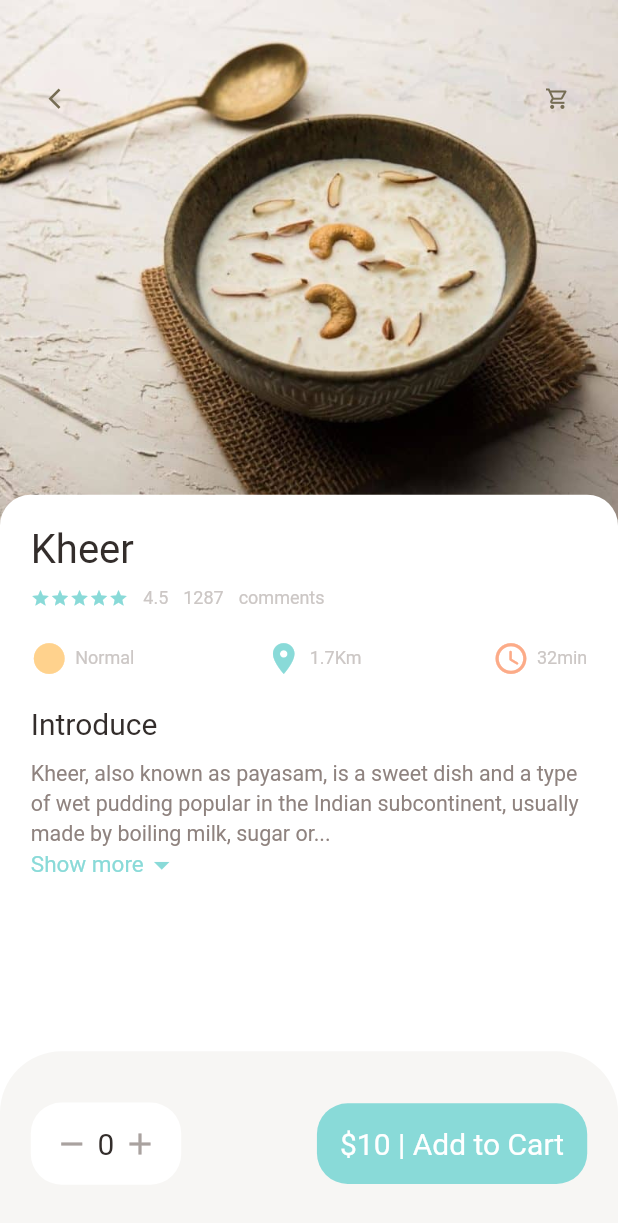
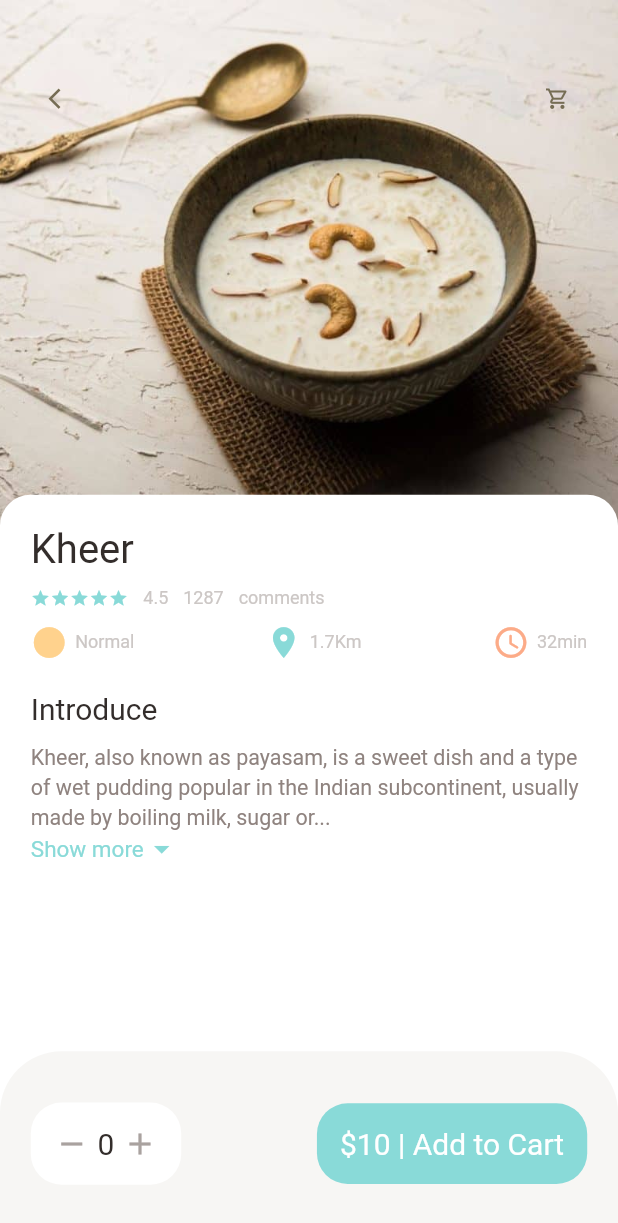
Before and after one commit to AdityaVerma32/E-Commerce-App, a Flutter app: the PopularFoodDetails screen opened directly, on a phone screen of 412 x 824 dp. Shown: the top 1223 px of the screen. Run offline on Flutter 3.47's test engine with Material 2 defaults, Android fonts, the phone set to English and light mode, and no system bars; our stand-ins replace dots_indicator, get; missing offline and left inert: dart:ffi.

```diff
--- a/lib/main.dart
+++ b/lib/main.dart
@@ -19,7 +19,7 @@ class MyApp extends StatelessWidget {
       theme: ThemeData(
         primarySwatch: Colors.blue,
       ),
-      home: PopularFoodDetails(),
+      home: MainFoodPage(),
     );
   }
 }
--- a/lib/widgets/app_column.dart
+++ b/lib/widgets/app_column.dart
@@ -55,7 +55,7 @@ class AppColumn extends StatelessWidget {
         ],
       ),
       SizedBox(
-        height: Dimensions.height20,
+        height: Dimensions.height10,
       ),
 // Icons
       Row(
```
